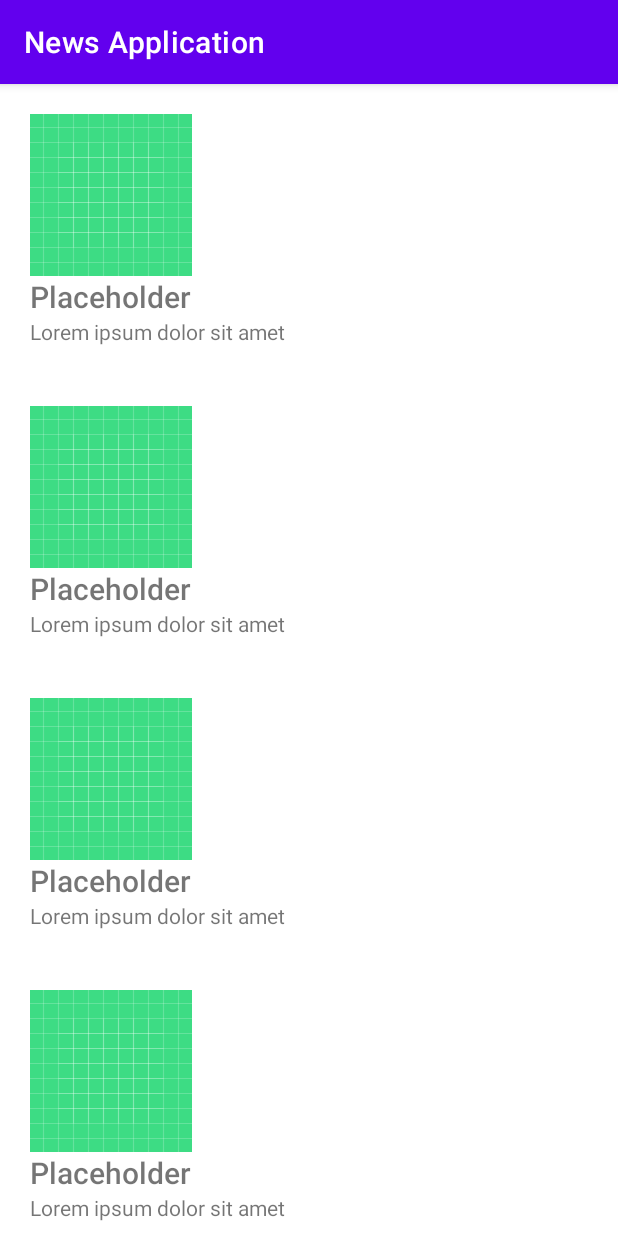
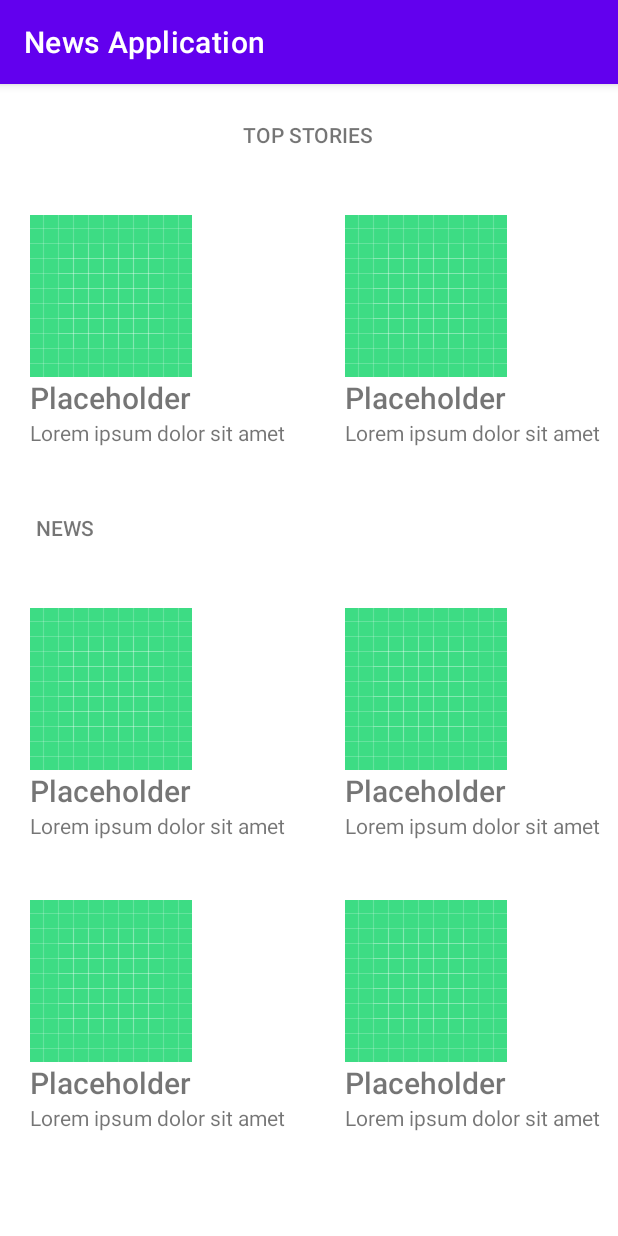
Before and after one commit to Shizuru1/NewsApp, an Android app: the screen it shows after launch (MainActivity), on a phone screen of 412 x 824 dp. Run offline under Robolectric (Android 15) with nearby library versions, the phone set to English and light mode, and no system bars.

Commit message:
made recycler views horizontal, and updated some text

```diff
--- a/app/src/main/java/com/example/newsapplication/MainActivity.java
+++ b/app/src/main/java/com/example/newsapplication/MainActivity.java
@@ -2,6 +2,7 @@ package com.example.newsapplication;
 
 import androidx.appcompat.app.AppCompatActivity;
 import androidx.fragment.app.FragmentManager;
+import androidx.recyclerview.widget.GridLayoutManager;
 import androidx.recyclerview.widget.LinearLayoutManager;
 import androidx.recyclerview.widget.RecyclerView;
 
@@ -18,9 +19,9 @@ import java.util.List;
 
 public class MainActivity extends AppCompatActivity {
 
-    RecyclerView mRecyclerView;
-    RecyclerView.LayoutManager layoutManager;
-    MyAdapter mAdapter;
+    RecyclerView mRecyclerView, tRecyclerView;
+    RecyclerView.LayoutManager layoutManager, tLayoutManager;
+    MyAdapter mAdapter, tAdapter;
     List<MyDataModel> list;
 
     @Override
@@ -34,11 +35,22 @@ public class MainActivity extends AppCompatActivity {
         list.add(new MyDataModel(R.drawable.ic_launcher_background, "Placeholder", "Lorem ipsum dolor sit amet"));
         list.add(new MyDataModel(R.drawable.ic_launcher_background, "Placeholder", "Lorem ipsum dolor sit amet"));
         list.add(new MyDataModel(R.drawable.ic_launcher_background, "Placeholder", "Lorem ipsum dolor sit amet"));
+        list.add(new MyDataModel(R.drawable.ic_launcher_background, "Placeholder", "Lorem ipsum dolor sit amet"));
+        list.add(new MyDataModel(R.drawable.ic_launcher_background, "Placeholder", "Lorem ipsum dolor sit amet"));
+        list.add(new MyDataModel(R.drawable.ic_launcher_background, "Placeholder", "Lorem ipsum dolor sit amet"));
+        list.add(new MyDataModel(R.drawable.ic_launcher_background, "Placeholder", "Lorem ipsum dolor sit amet"));
+        list.add(new MyDataModel(R.drawable.ic_launcher_background, "Placeholder", "Lorem ipsum dolor sit amet"));
 
         mRecyclerView = findViewById(R.id.RecyclerView);
-        mAdapter = new MyAdapter(this, list);
-        layoutManager = new LinearLayoutManager(this);
+        tRecyclerView = findViewById(R.id.RecyclerView3);
+        mAdapter = new MyAdapter(this, list.subList(3,list.size()));
         mRecyclerView.setAdapter(mAdapter);
+        tAdapter = new MyAdapter(this, list.subList(0,3));
+        tRecyclerView.setAdapter(tAdapter);
+//        layoutManager = new LinearLayoutManager(this, LinearLayoutManager.HORIZONTAL, false);
+        layoutManager = new GridLayoutManager(this, 2, GridLayoutManager.HORIZONTAL, false);
+        tLayoutManager = new LinearLayoutManager(this, LinearLayoutManager.HORIZONTAL, false);
         mRecyclerView.setLayoutManager(layoutManager);
+        tRecyclerView.setLayoutManager(tLayoutManager);
     }
 }
--- a/app/src/main/res/layout/activity_main.xml
+++ b/app/src/main/res/layout/activity_main.xml
@@ -22,10 +22,32 @@
             android:layout_height="wrap_content"
             android:orientation="vertical">
 
+            <TextView
+                android:layout_width="wrap_content"
+                android:layout_height="wrap_content"
+                android:layout_margin="24dp"
+                android:layout_gravity="center"
+                android:fontFamily="sans-serif-medium"
+                android:text="TOP STORIES" />
+
+            <androidx.recyclerview.widget.RecyclerView
+                android:id="@+id/RecyclerView3"
+                android:layout_width="match_parent"
+                android:layout_height="match_parent"
+                android:orientation="horizontal" />
+
+            <TextView
+                android:layout_width="wrap_content"
+                android:layout_height="wrap_content"
+                android:layout_margin="24dp"
+                android:fontFamily="sans-serif-medium"
+                android:text="NEWS" />
+
             <androidx.recyclerview.widget.RecyclerView
                 android:id="@+id/RecyclerView"
                 android:layout_width="match_parent"
-                android:layout_height="match_parent" />
+                android:layout_height="match_parent"
+                android:orientation="horizontal" />
 
         </LinearLayout>
     </ScrollView>
--- a/app/src/main/res/layout/fragment_news.xml
+++ b/app/src/main/res/layout/fragment_news.xml
@@ -16,6 +16,7 @@
             android:id="@+id/imageView2"
             android:layout_width="wrap_content"
             android:layout_height="wrap_content"
+            android:layout_gravity="center"
             tools:srcCompat="@tools:sample/backgrounds/scenic" />
 
         <TextView
@@ -29,7 +30,7 @@
             android:layout_height="wrap_content"
             android:layout_margin="24dp"
             android:fontFamily="sans-serif-medium"
-            android:text="Related News" />
+            android:text="RELATED NEWS" />
 
         <androidx.recyclerview.widget.RecyclerView
             android:id="@+id/RecyclerView2"
```
